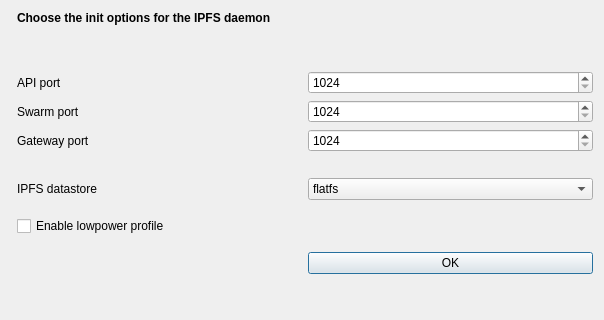
This is galacteek/ui/ipfsdaemoninitdialog.ui in pinnaculum/galacteek as Qt 5 draws it before an edit. The edited form follows.
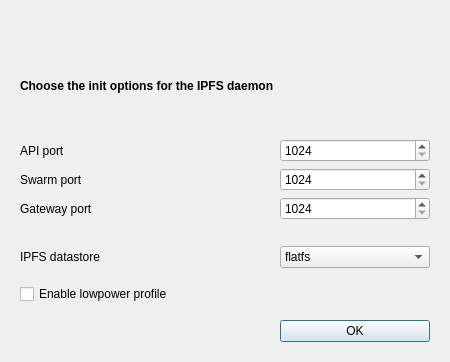
This is the edited form. Icons and pictures are not drawn.

```diff
--- a/galacteek/ui/ipfsdaemoninitdialog.ui
+++ b/galacteek/ui/ipfsdaemoninitdialog.ui
@@ -6,15 +6,24 @@
    <rect>
     <x>0</x>
     <y>0</y>
-    <width>604</width>
-    <height>320</height>
+    <width>450</width>
+    <height>362</height>
    </rect>
   </property>
   <property name="windowTitle">
    <string>IPFS daemon init options</string>
   </property>
-  <layout class="QFormLayout" name="formLayout_3">
-   <item row="0" column="1">
+  <layout class="QVBoxLayout" name="verticalLayout_3">
+   <item>
+    <layout class="QVBoxLayout" name="verticalLayout_2">
+     <item>
+      <widget class="QStackedWidget" name="stack">
+       <property name="currentIndex">
+        <number>0</number>
+       </property>
+       <widget class="QWidget" name="page_3">
+        <layout class="QGridLayout" name="gridLayout">
+         <item row="1" column="0">
     <layout class="QGridLayout" name="gridLayout_2">
      <item row="5" column="1">
       <spacer name="verticalSpacer_3">
@@ -191,6 +200,22 @@
      </item>
     </layout>
    </item>
+         <item row="0" column="0">
+          <widget class="QLabel" name="errorStatus">
+           <property name="styleSheet">
+            <string notr="true">color: red;</string>
+           </property>
+           <property name="text">
+            <string/>
+           </property>
+          </widget>
+         </item>
+        </layout>
+       </widget>
+      </widget>
+     </item>
+    </layout>
+   </item>
   </layout>
  </widget>
  <resources>
```
Left out of the diff: 3 changed lines with no effect on the pictures. Lines whose indentation alone changed are shown as unchanged.
